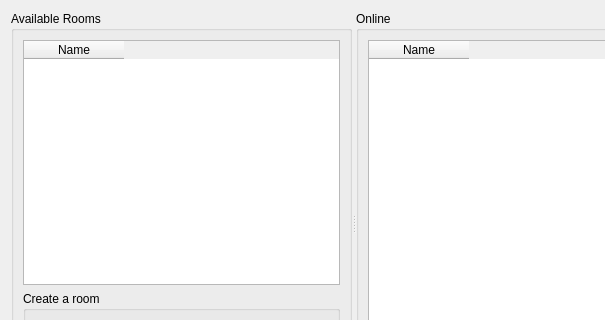
This is src/rooms.ui in Hugo-NF/TR1-Chat as Qt 5 draws it before an edit; both pictures show x 0 to 605 and y 0 to 320 of the 704 by 446 pixel window. The edited form follows.
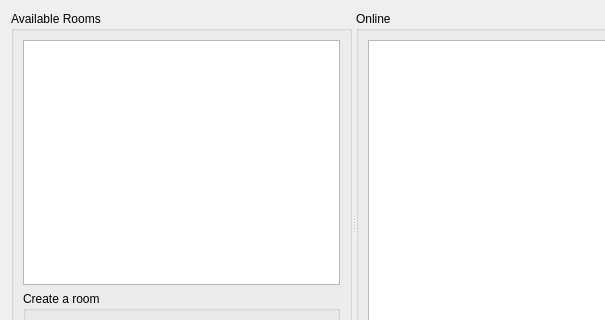
This is the edited form.

Commit message: First version of client with GUI

The edit to the form file:
```diff
--- a/src/rooms.ui
+++ b/src/rooms.ui
@@ -25,34 +25,7 @@
       </property>
       <layout class="QVBoxLayout" name="verticalLayout">
        <item>
-        <widget class="QTableWidget" name="roomsTable">
-         <property name="editTriggers">
-          <set>QAbstractItemView::NoEditTriggers</set>
-         </property>
-         <property name="selectionMode">
-          <enum>QAbstractItemView::NoSelection</enum>
-         </property>
-         <property name="selectionBehavior">
-          <enum>QAbstractItemView::SelectRows</enum>
-         </property>
-         <property name="showGrid">
-          <bool>true</bool>
-         </property>
-         <property name="gridStyle">
-          <enum>Qt::NoPen</enum>
-         </property>
-         <property name="sortingEnabled">
-          <bool>true</bool>
-         </property>
-         <property name="wordWrap">
-          <bool>false</bool>
-         </property>
-         <column>
-          <property name="text">
-           <string>Name</string>
-          </property>
-         </column>
-        </widget>
+        <widget class="QListWidget" name="roomsList"/>
        </item>
        <item>
         <widget class="QGroupBox" name="roomCreateFrame">
@@ -118,40 +91,7 @@
       </property>
       <layout class="QVBoxLayout" name="verticalLayout_2">
        <item>
-        <widget class="QTableWidget" name="onlineTable">
-         <property name="enabled">
-          <bool>true</bool>
-         </property>
-         <property name="editTriggers">
-          <set>QAbstractItemView::NoEditTriggers</set>
-         </property>
-         <property name="selectionMode">
-          <enum>QAbstractItemView::NoSelection</enum>
-         </property>
-         <property name="selectionBehavior">
-          <enum>QAbstractItemView::SelectRows</enum>
-         </property>
-         <property name="showGrid">
-          <bool>true</bool>
-         </property>
-         <property name="gridStyle">
-          <enum>Qt::NoPen</enum>
-         </property>
-         <property name="sortingEnabled">
-          <bool>true</bool>
-         </property>
-         <property name="wordWrap">
-          <bool>false</bool>
-         </property>
-         <property name="rowCount">
-          <number>0</number>
-         </property>
-         <column>
-          <property name="text">
-           <string>Name</string>
-          </property>
-         </column>
-        </widget>
+        <widget class="QListWidget" name="onlineList"/>
        </item>
        <item>
         <layout class="QHBoxLayout" name="buttonsRoomLayout">
```
Left out of the diff: 2 changed lines with no effect on the pictures. The commit also changes 4 other files.
